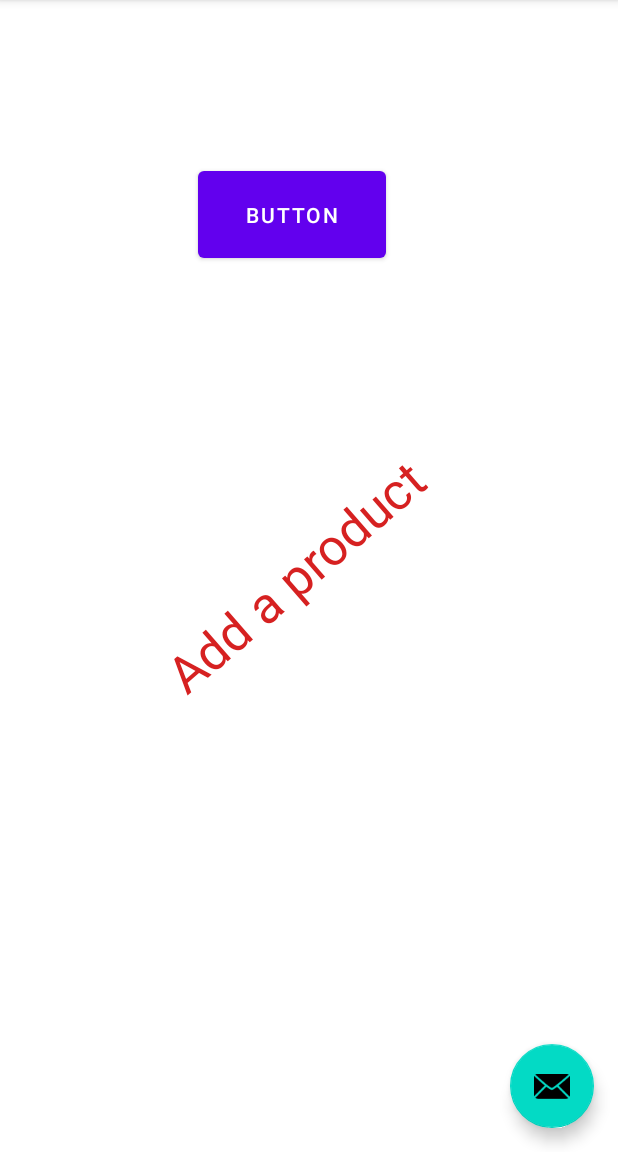
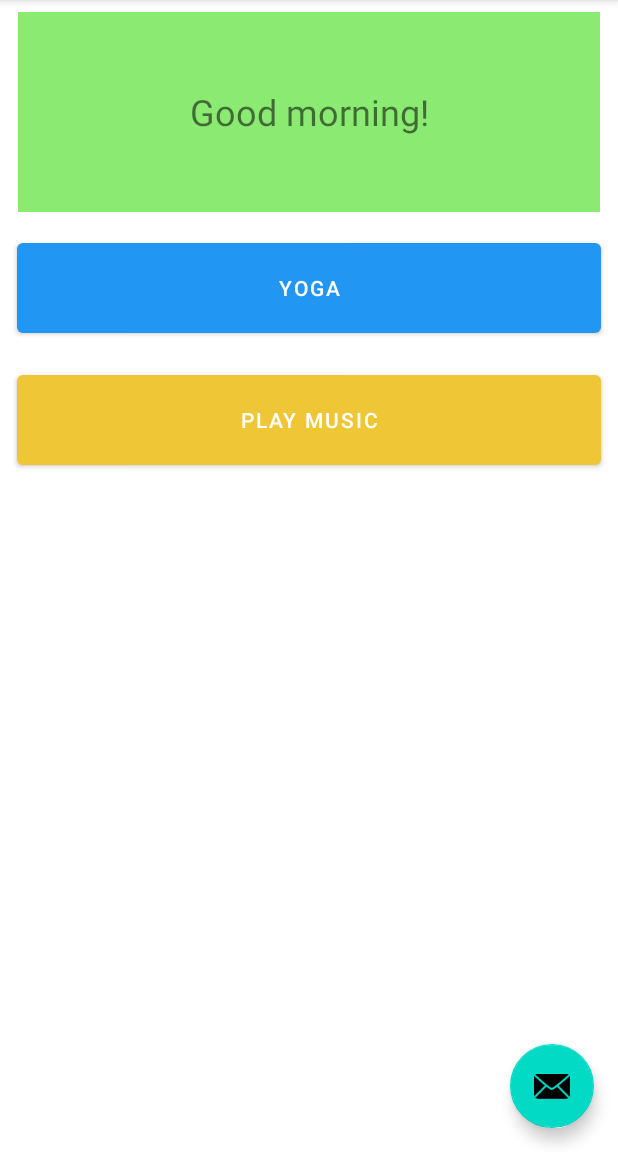
Before and after one commit to benagnes/MentalHealthTracker, an Android app: the screen it shows after launch (MainActivity), on a phone screen of 412 x 824 dp, the part 84-1236 px from its top. Run offline under Robolectric (Android 15) with nearby library versions, the phone set to English and light mode, and no system bars.

Commit message:
implement welcome message and two working component panels
Signed-off-by: Ben Agnes <bagnes@sfu.ca>

```diff
--- a/app/src/main/AndroidManifest.xml
+++ b/app/src/main/AndroidManifest.xml
@@ -9,6 +9,8 @@
         android:roundIcon="@mipmap/ic_launcher_round"
         android:supportsRtl="true"
         android:theme="@style/Theme.MentalHealthTracker">
+        <activity android:name="com.example.mentalhealthtracker.DoYoga"></activity>
+        <activity android:name="com.example.mentalhealthtracker.PlayMusic"></activity>
         <activity
             android:name="com.example.mentalhealthtracker.MainActivity"
             android:label="@string/app_name"
--- a/app/src/main/java/com/example/mentalhealthtracker/MainActivity.java
+++ b/app/src/main/java/com/example/mentalhealthtracker/MainActivity.java
@@ -1,10 +1,13 @@
 package com.example.mentalhealthtracker;
 
+import android.content.Intent;
+import android.os.Build;
 import android.os.Bundle;
 
 import com.google.android.material.floatingactionbutton.FloatingActionButton;
 import com.google.android.material.snackbar.Snackbar;
 
+import androidx.annotation.RequiresApi;
 import androidx.appcompat.app.AppCompatActivity;
 import androidx.appcompat.widget.Toolbar;
 
@@ -12,9 +15,19 @@ import android.view.View;
 
 import android.view.Menu;
 import android.view.MenuItem;
+import android.widget.Button;
+import android.widget.TextView;
+
+import java.time.LocalDateTime;
+import java.time.format.DateTimeFormatter;
+import java.util.Date;
 
 public class MainActivity extends AppCompatActivity {
+    private Button doYogaButton;
+    private Button playMusicButton;
+    private TextView welcomeMsg;
 
+    @RequiresApi(api = Build.VERSION_CODES.O)
     @Override
     protected void onCreate(Bundle savedInstanceState) {
         super.onCreate(savedInstanceState);
@@ -30,6 +43,51 @@ public class MainActivity extends AppCompatActivity {
                         .setAction("Action", null).show();
             }
         });
+
+        // set welcome message based on time of day
+        welcomeMsg = (TextView) findViewById(R.id.welcomeMsg);
+        DateTimeFormatter formatter = DateTimeFormatter.ofPattern("HH");
+        LocalDateTime currentTime = LocalDateTime.now();
+        String hourofDay = currentTime.format(formatter);
+        int hour = Integer.parseInt(hourofDay);
+        if (hour >= 4 && hour < 12 ) {
+            welcomeMsg.setText("Good morning!");
+        }
+        else if (hour >= 12 && hour < 18) {
+            welcomeMsg.setText("Good afternoon!");
+        }
+        else {
+            welcomeMsg.setText("Good evening!");
+        }
+
+        // Button that links to 'Do Yoga' component
+        doYogaButton = (Button) findViewById(R.id.yogaButton);
+        doYogaButton.setOnClickListener(new View.OnClickListener() {
+            @Override
+            public void onClick(View v) {
+                openYogaActivity();
+            }
+        });
+
+        // Button that links to 'Play Music' component
+        playMusicButton = (Button) findViewById(R.id.playMusicButton);
+        playMusicButton.setOnClickListener(new View.OnClickListener() {
+            @Override
+            public void onClick(View v) {
+                openPlayMusicActivity();
+            }
+        });
+
+    }
+
+    public void openYogaActivity() {
+        Intent intent = new Intent(this, DoYoga.class);
+        startActivity(intent);
+    }
+
+    public void openPlayMusicActivity() {
+        Intent intent = new Intent(this, PlayMusic.class);
+        startActivity(intent);
     }
 
     @Override
--- a/app/src/main/res/layout/content_main.xml
+++ b/app/src/main/res/layout/content_main.xml
@@ -6,29 +6,42 @@
     android:layout_height="match_parent"
     app:layout_behavior="@string/appbar_scrolling_view_behavior">
 
-    <TextView
-        android:id="@+id/textView3"
-        android:layout_width="wrap_content"
-        android:layout_height="wrap_content"
-        android:layout_marginEnd="108dp"
-        android:layout_marginRight="108dp"
-        android:rotation="-41"
-        android:text="Add a product"
-        android:textAppearance="@style/TextAppearance.AppCompat.Display1"
-        android:textColor="#D62121"
-        app:layout_constraintBottom_toBottomOf="parent"
+    <Button
+        android:id="@+id/playMusicButton"
+        android:layout_width="389dp"
+        android:layout_height="72dp"
+        android:layout_marginTop="244dp"
+        android:text="Play Music"
+        android:textColor="#FFFFFF"
+        app:backgroundTint="#EFC635"
         app:layout_constraintEnd_toEndOf="parent"
+        app:layout_constraintStart_toStartOf="parent"
         app:layout_constraintTop_toTopOf="parent" />
 
     <Button
-        android:id="@+id/button4"
-        android:layout_width="125dp"
-        android:layout_height="70dp"
-        android:layout_marginStart="132dp"
-        android:layout_marginLeft="132dp"
-        android:layout_marginTop="108dp"
-        android:text="Button"
+        android:id="@+id/yogaButton"
+        android:layout_width="389dp"
+        android:layout_height="72dp"
+        android:layout_marginTop="156dp"
+        android:text="Yoga"
+        app:backgroundTint="#2196F3"
+        app:layout_constraintEnd_toEndOf="parent"
         app:layout_constraintStart_toStartOf="parent"
         app:layout_constraintTop_toTopOf="parent" />
 
+    <TextView
+        android:id="@+id/welcomeMsg"
+        android:layout_width="388dp"
+        android:layout_height="133dp"
+        android:autoText="true"
+        android:background="#8BEA71"
+        android:clickable="false"
+        android:gravity="center"
+        android:textSize="24sp"
+        app:layout_constraintBottom_toBottomOf="parent"
+        app:layout_constraintEnd_toEndOf="parent"
+        app:layout_constraintStart_toStartOf="parent"
+        app:layout_constraintTop_toTopOf="parent"
+        app:layout_constraintVertical_bias="0.013" />
+
 </androidx.constraintlayout.widget.ConstraintLayout>
```
Also changed, not shown: app/src/main/java/com/example/mentalhealthtracker/DoYoga.java (added, +14 -0 lines), app/src/main/java/com/example/mentalhealthtracker/FirstFragment.java (deleted, +0 -34 lines), app/src/main/java/com/example/mentalhealthtracker/PlayMusic.java (added, +12 -0 lines), app/src/main/java/com/example/mentalhealthtracker/SecondFragment.java (deleted, +0 -34 lines), app/src/main/res/layout/activity_do_yoga.xml (added, +20 -0 lines), app/src/main/res/layout/activity_play_music.xml (added, +19 -0 lines), app/src/main/res/layout/fragment_first.xml (deleted, +0 -28 lines), app/src/main/res/layout/fragment_second.xml (deleted, +0 -27 lines).
